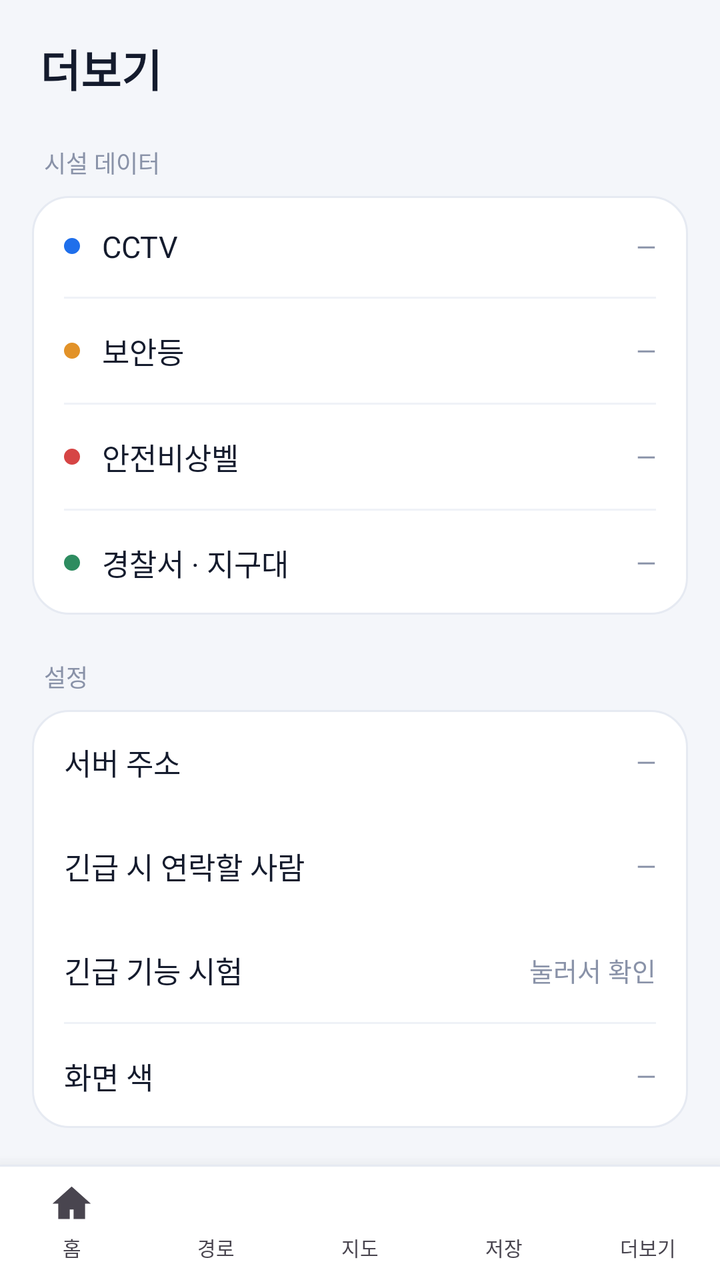
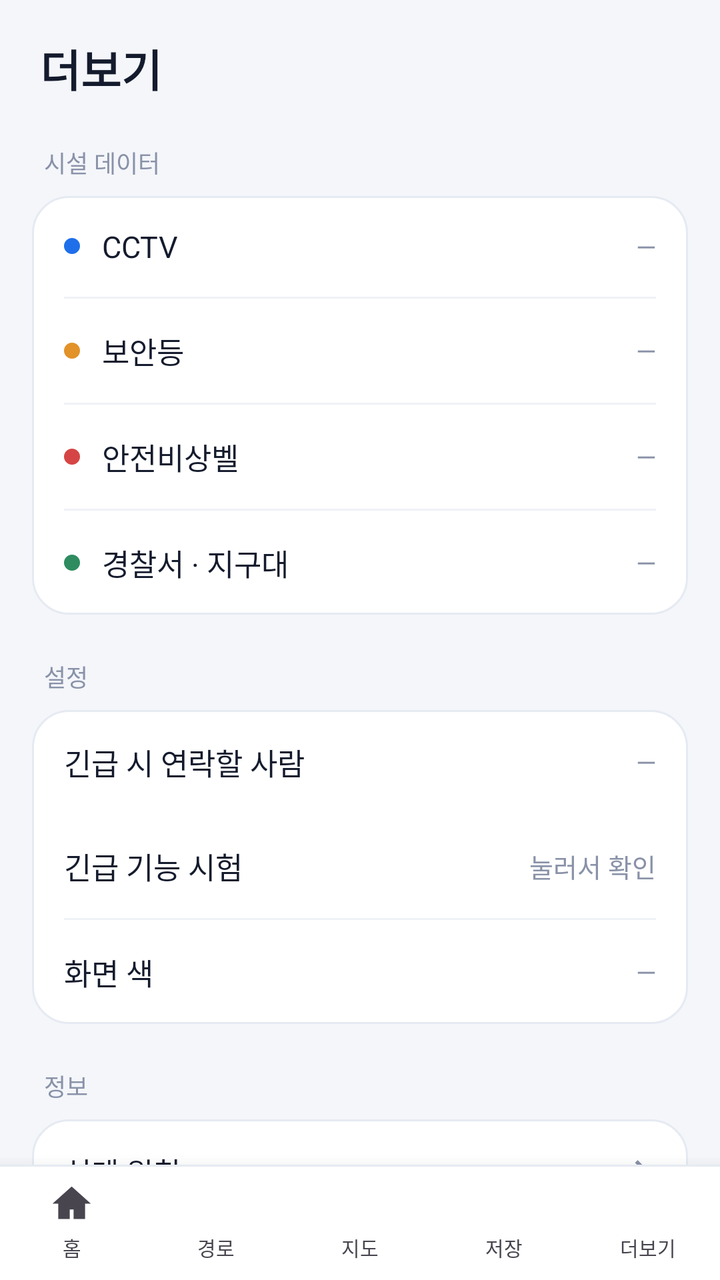

An Android layout rendered at two revisions. The XML below is the earlier revision; the diff shows what the commit changed to produce the second picture.
<!-- AndroidManifest.xml: application theme Theme.GwangjuSafeWalk -->
<!-- res/layout/activity_menu.xml -->
<?xml version="1.0" encoding="utf-8"?>
<RelativeLayout xmlns:android="http://schemas.android.com/apk/res/android"
    android:fitsSystemWindows="true"
    android:layout_width="match_parent"
    android:layout_height="match_parent"
    android:background="@color/bg_page">

    
    <include
        android:id="@+id/tabBar"
        layout="@layout/bottom_tabs"
        android:layout_width="match_parent"
        android:layout_height="wrap_content"
        android:layout_alignParentBottom="true" />

    <ScrollView
        android:layout_width="match_parent"
        android:layout_height="match_parent"
        android:layout_above="@id/tabBar"
        android:scrollbars="none">

        <LinearLayout
            android:layout_width="match_parent"
            android:layout_height="wrap_content"
            android:orientation="vertical"
            android:paddingStart="16dp"
            android:paddingEnd="16dp"
            android:paddingBottom="20dp">

            <TextView
                android:layout_width="wrap_content"
                android:layout_height="wrap_content"
                android:layout_marginStart="4dp"
                android:layout_marginTop="18dp"
                android:text="더보기"
                android:textColor="@color/text_main"
                android:textSize="22sp"
                android:textStyle="bold" />

            
            <TextView
                style="@style/MenuSection"
                android:text="시설 데이터" />

            <LinearLayout
                android:layout_width="match_parent"
                android:layout_height="wrap_content"
                android:background="@drawable/bg_card"
                android:orientation="vertical">

                <LinearLayout
                    android:id="@+id/rowCctv"
                    style="@style/MenuRow">

                    <View
                        android:layout_width="8dp"
                        android:layout_height="8dp"
                        android:background="@drawable/bg_circle"
                        android:backgroundTint="@color/fac_cctv" />

                    <TextView
                        style="@style/MenuRowText"
                        android:text="CCTV" />

                    <TextView
                        android:id="@+id/cntCctv"
                        style="@style/MenuRowValue"
                        android:text="—" />
                </LinearLayout>

                <View style="@style/MenuDivider" />

                <LinearLayout
                    android:id="@+id/rowLight"
                    style="@style/MenuRow">

                    <View
                        android:layout_width="8dp"
                        android:layout_height="8dp"
                        android:background="@drawable/bg_circle"
                        android:backgroundTint="@color/fac_light" />

                    <TextView
                        style="@style/MenuRowText"
                        android:text="보안등" />

                    <TextView
                        android:id="@+id/cntLight"
                        style="@style/MenuRowValue"
                        android:text="—" />
                </LinearLayout>

                <View style="@style/MenuDivider" />

                <LinearLayout
                    android:id="@+id/rowBell"
                    style="@style/MenuRow">

                    <View
                        android:layout_width="8dp"
                        android:layout_height="8dp"
                        android:background="@drawable/bg_circle"
                        android:backgroundTint="@color/fac_bell" />

                    <TextView
                        style="@style/MenuRowText"
                        android:text="안전비상벨" />

                    <TextView
                        android:id="@+id/cntBell"
                        style="@style/MenuRowValue"
                        android:text="—" />
                </LinearLayout>

                <View style="@style/MenuDivider" />

                <LinearLayout
                    android:id="@+id/rowPolice"
                    style="@style/MenuRow">

                    <View
                        android:layout_width="8dp"
                        android:layout_height="8dp"
                        android:background="@drawable/bg_circle"
                        android:backgroundTint="@color/fac_police" />

                    <TextView
                        style="@style/MenuRowText"
                        android:text="경찰서 · 지구대" />

                    <TextView
                        android:id="@+id/cntPolice"
                        style="@style/MenuRowValue"
                        android:text="—" />
                </LinearLayout>
            </LinearLayout>

            
            <TextView
                style="@style/MenuSection"
                android:text="설정" />

            <LinearLayout
                android:layout_width="match_parent"
                android:layout_height="wrap_content"
                android:background="@drawable/bg_card"
                android:orientation="vertical">

                <LinearLayout
                    android:id="@+id/rowServer"
                    style="@style/MenuRow">

                    <TextView
                        style="@style/MenuRowText"
                        android:layout_marginStart="0dp"
                        android:text="서버 주소" />

                    <TextView
                        android:id="@+id/valServer"
                        style="@style/MenuRowValue"
                        android:text="—" />
                </LinearLayout>

                <LinearLayout
                    android:id="@+id/rowGuardian"
                    style="@style/MenuRow">

                    <TextView
                        style="@style/MenuRowText"
                        android:layout_marginStart="0dp"
                        android:text="긴급 시 연락할 사람" />

                    <TextView
                        android:id="@+id/valGuardian"
                        style="@style/MenuRowValue"
                        android:text="—" />
                </LinearLayout>

                <LinearLayout
                    android:id="@+id/rowEmergencyTest"
                    style="@style/MenuRow">

                    <TextView
                        style="@style/MenuRowText"
                        android:layout_marginStart="0dp"
                        android:text="긴급 기능 시험" />

                    <TextView
                        style="@style/MenuRowValue"
                        android:text="눌러서 확인" />
                </LinearLayout>

                <View style="@style/MenuDivider" />

                <LinearLayout
                    android:id="@+id/rowTheme"
                    style="@style/MenuRow">

                    <TextView
                        style="@style/MenuRowText"
                        android:layout_marginStart="0dp"
                        android:text="화면 색" />

                    <TextView
                        android:id="@+id/valTheme"
                        style="@style/MenuRowValue"
                        android:text="—" />
                </LinearLayout>
            </LinearLayout>

            
            <TextView
                style="@style/MenuSection"
                android:text="정보" />

            <LinearLayout
                android:layout_width="match_parent"
                android:layout_height="wrap_content"
                android:background="@drawable/bg_card"
                android:orientation="vertical">

                <LinearLayout
                    android:id="@+id/rowPrinciple"
                    style="@style/MenuRow">

                    <TextView
                        style="@style/MenuRowText"
                        android:layout_marginStart="0dp"
                        android:text="설계 원칙" />

                    <ImageView
                        style="@style/MenuChevron"
                        android:contentDescription="열기" />
                </LinearLayout>

                <View style="@style/MenuDivider" />

                <LinearLayout
                    android:id="@+id/rowSource"
                    style="@style/MenuRow">

                    <TextView
                        style="@style/MenuRowText"
                        android:layout_marginStart="0dp"
                        android:text="데이터 출처" />

                    <ImageView
                        style="@style/MenuChevron"
                        android:contentDescription="열기" />
                </LinearLayout>

                <View style="@style/MenuDivider" />

                <LinearLayout
                    android:id="@+id/rowTeam"
                    style="@style/MenuRow">

                    <TextView
                        style="@style/MenuRowText"
                        android:layout_marginStart="0dp"
                        android:text="만든 사람" />

                    <TextView
                        style="@style/MenuRowValue"
                        android:text="익셉션" />
                </LinearLayout>
            </LinearLayout>

            <TextView
                android:layout_width="match_parent"
                android:layout_height="wrap_content"
                android:layout_marginTop="22dp"
                android:gravity="center"
                android:text="광주 안심길 · 조선대학교 정보통신공학과"
                android:textColor="@color/text_weak"
                android:textSize="11sp" />
        </LinearLayout>
    </ScrollView>

</RelativeLayout>
<!-- res/layout/bottom_tabs.xml (included above) -->
<?xml version="1.0" encoding="utf-8"?>
<LinearLayout xmlns:android="http://schemas.android.com/apk/res/android"
    android:id="@+id/tabBar"
    android:layout_width="match_parent"
    android:layout_height="wrap_content"
    android:background="@color/tab_bg"
    android:elevation="12dp"
    android:orientation="vertical">

    <View
        android:layout_width="match_parent"
        android:layout_height="1dp"
        android:background="@color/tab_line" />

    <LinearLayout
        android:layout_width="match_parent"
        android:layout_height="wrap_content"
        android:orientation="horizontal"
        android:paddingTop="7dp"
        android:paddingBottom="9dp">

        
        <LinearLayout
            android:id="@+id/tabHome"
            android:layout_width="0dp"
            android:layout_height="wrap_content"
            android:layout_weight="1"
            android:background="?attr/selectableItemBackgroundBorderless"
            android:clickable="true"
            android:focusable="true"
            android:gravity="center"
            android:orientation="vertical">

            <ImageView
                android:id="@+id/tabHomeIcon"
                android:layout_width="23dp"
                android:layout_height="23dp"
                android:contentDescription="홈"
                android:src="@drawable/ic_home" />

            <TextView
                android:id="@+id/tabHomeText"
                android:layout_width="wrap_content"
                android:layout_height="wrap_content"
                android:layout_marginTop="3dp"
                android:text="홈"
                android:textSize="10sp" />
        </LinearLayout>

        
        <LinearLayout
            android:id="@+id/tabRoute"
            android:layout_width="0dp"
            android:layout_height="wrap_content"
            android:layout_weight="1"
            android:background="?attr/selectableItemBackgroundBorderless"
            android:clickable="true"
            android:focusable="true"
            android:gravity="center"
            android:orientation="vertical">

            <ImageView
                android:id="@+id/tabRouteIcon"
                android:layout_width="23dp"
                android:layout_height="23dp"
                android:contentDescription="경로"
                android:src="@drawable/ic_tab_route" />

            <TextView
                android:id="@+id/tabRouteText"
                android:layout_width="wrap_content"
                android:layout_height="wrap_content"
                android:layout_marginTop="3dp"
                android:text="경로"
                android:textSize="10sp" />
        </LinearLayout>

        
        <LinearLayout
            android:id="@+id/tabMap"
            android:layout_width="0dp"
            android:layout_height="wrap_content"
            android:layout_weight="1"
            android:background="?attr/selectableItemBackgroundBorderless"
            android:clickable="true"
            android:focusable="true"
            android:gravity="center"
            android:orientation="vertical">

            <ImageView
                android:id="@+id/tabMapIcon"
                android:layout_width="23dp"
                android:layout_height="23dp"
                android:contentDescription="지도"
                android:src="@drawable/ic_tab_map" />

            <TextView
                android:id="@+id/tabMapText"
                android:layout_width="wrap_content"
                android:layout_height="wrap_content"
                android:layout_marginTop="3dp"
                android:text="지도"
                android:textSize="10sp" />
        </LinearLayout>

        
        <LinearLayout
            android:id="@+id/tabSaved"
            android:layout_width="0dp"
            android:layout_height="wrap_content"
            android:layout_weight="1"
            android:background="?attr/selectableItemBackgroundBorderless"
            android:clickable="true"
            android:focusable="true"
            android:gravity="center"
            android:orientation="vertical">

            <ImageView
                android:id="@+id/tabSavedIcon"
                android:layout_width="23dp"
                android:layout_height="23dp"
                android:contentDescription="저장"
                android:src="@drawable/ic_tab_saved" />

            <TextView
                android:id="@+id/tabSavedText"
                android:layout_width="wrap_content"
                android:layout_height="wrap_content"
                android:layout_marginTop="3dp"
                android:text="저장"
                android:textSize="10sp" />
        </LinearLayout>

        
        <LinearLayout
            android:id="@+id/tabMore"
            android:layout_width="0dp"
            android:layout_height="wrap_content"
            android:layout_weight="1"
            android:background="?attr/selectableItemBackgroundBorderless"
            android:clickable="true"
            android:focusable="true"
            android:gravity="center"
            android:orientation="vertical">

            <ImageView
                android:id="@+id/tabMoreIcon"
                android:layout_width="23dp"
                android:layout_height="23dp"
                android:contentDescription="더보기"
                android:src="@drawable/ic_tab_more" />

            <TextView
                android:id="@+id/tabMoreText"
                android:layout_width="wrap_content"
                android:layout_height="wrap_content"
                android:layout_marginTop="3dp"
                android:text="더보기"
                android:textSize="10sp" />
        </LinearLayout>
    </LinearLayout>
</LinearLayout>
<!-- resources referenced by this layout -->
<resources>
  <color name="bg_page">#F4F6FA</color>
  <color name="fac_bell">#D64545</color>
  <color name="fac_cctv">#1F6FEB</color>
  <color name="fac_light">#E29228</color>
  <color name="fac_police">#2E8C60</color>
  <color name="tab_bg">#FFFFFF</color>
  <color name="tab_line">#E6EAF2</color>
  <color name="text_main">#141B2D</color>
  <color name="text_weak">#8992A8</color>
  <!-- drawable bg_card (drawable) -->
  <?xml version="1.0" encoding="utf-8"?>
  <shape xmlns:android="http://schemas.android.com/apk/res/android" android:shape="rectangle">
      <solid android:color="@color/surface" />
      <corners android:radius="18dp" />
      <stroke android:width="1dp" android:color="@color/stroke" />
  </shape>
  <!-- drawable bg_circle (drawable) -->
  <?xml version="1.0" encoding="utf-8"?>
  <shape xmlns:android="http://schemas.android.com/apk/res/android" android:shape="oval">
      <solid android:color="@color/surface" />
  </shape>
  <!-- drawable ic_home (drawable) -->
  <?xml version="1.0" encoding="utf-8"?>
  <vector xmlns:android="http://schemas.android.com/apk/res/android"
      android:width="24dp" android:height="24dp"
      android:viewportWidth="24" android:viewportHeight="24"
      android:tint="?attr/colorControlNormal">
      <path android:fillColor="#FFFFFF" android:pathData="M12,3L2,12h3v8h6v-5h2v5h6v-8h3L12,3z" />
  </vector>
  <!-- drawable ic_tab_more (drawable) -->
  <vector xmlns:android="http://schemas.android.com/apk/res/android"
      android:width="24dp" android:height="24dp" android:viewportWidth="24" android:viewportHeight="24">
      <path android:fillColor="#FFFFFF"
          android:pathData="M4,6h16v2H4zM4,11h16v2H4zM4,16h16v2H4z"/>
  </vector>
  <!-- drawable ic_tab_saved (drawable) -->
  <vector xmlns:android="http://schemas.android.com/apk/res/android"
      android:width="24dp" android:height="24dp" android:viewportWidth="24" android:viewportHeight="24">
      <path android:fillColor="#FFFFFF"
          android:pathData="M12,17.27L18.18,21l-1.64,-7.03L22,9.24l-7.19,-0.61L12,2 9.19,8.63 2,9.24l5.46,4.73L5.82,21z"/>
  </vector>
  <style name="MenuChevron">
          <item name="android:layout_width">15dp</item>
          <item name="android:layout_height">15dp</item>
          <item name="android:src">@drawable/ic_chevron</item>
          <item name="android:tint">@color/text_weak</item>
      </style>
  <style name="MenuDivider">
          <item name="android:layout_width">match_parent</item>
          <item name="android:layout_height">1dp</item>
          <item name="android:layout_marginStart">16dp</item>
          <item name="android:layout_marginEnd">16dp</item>
          <item name="android:background">@color/divider</item>
      </style>
  <style name="MenuRowText">
          <item name="android:layout_width">0dp</item>
          <item name="android:layout_height">wrap_content</item>
          <item name="android:layout_weight">1</item>
          <item name="android:layout_marginStart">11dp</item>
          <item name="android:textColor">@color/text_main</item>
          <item name="android:textSize">15sp</item>
      </style>
  <style name="MenuRowValue">
          <item name="android:layout_width">wrap_content</item>
          <item name="android:layout_height">wrap_content</item>
          <item name="android:textColor">@color/text_weak</item>
          <item name="android:textSize">13sp</item>
      </style>
  <style name="Theme.GwangjuSafeWalk" parent="Base.Theme.GwangjuSafeWalk" />
  <color name="surface">#FFFFFF</color>
  <color name="stroke">#E6EAF2</color>
  <color name="divider">#EFF2F7</color>
  <style name="Base.Theme.GwangjuSafeWalk" parent="Theme.Material3.DayNight.NoActionBar" />
  <!-- unchanged entries left out for length: 5 -->
</resources>

<!-- the commit's change to res/layout/activity_menu.xml (unified diff, before → after) -->
@@ -148,7 +148,8 @@
 
                 <LinearLayout
                     android:id="@+id/rowServer"
-                    style="@style/MenuRow">
+                    style="@style/MenuRow"
+                    android:visibility="gone">
 
                     <TextView
                         style="@style/MenuRowText"
